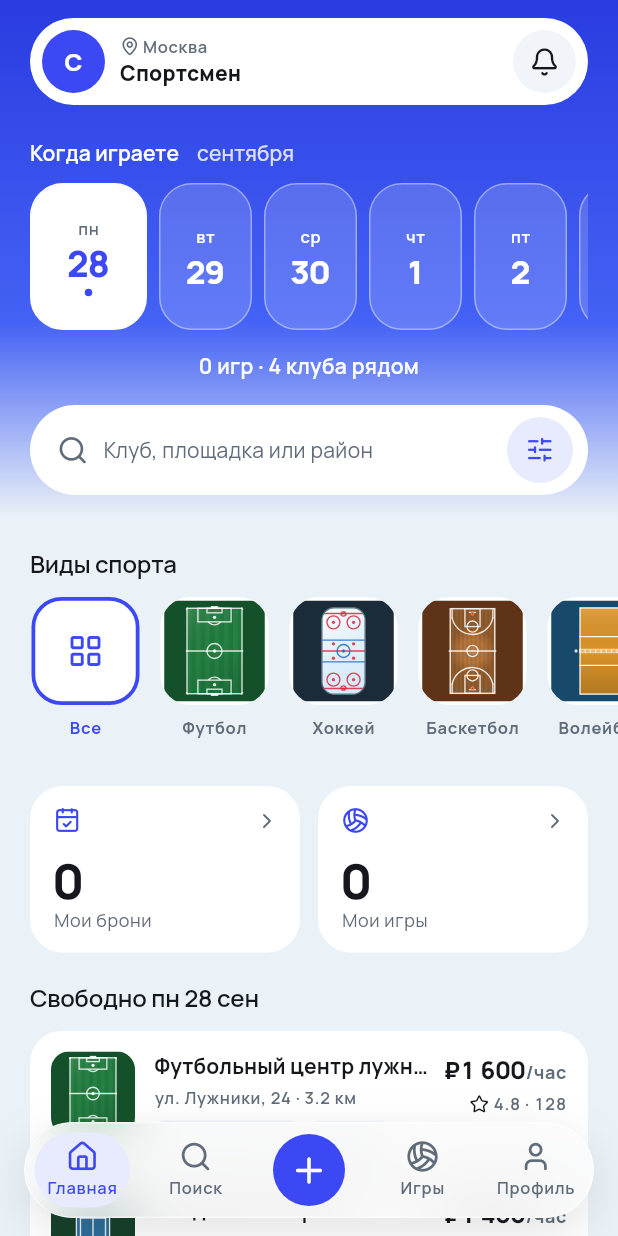
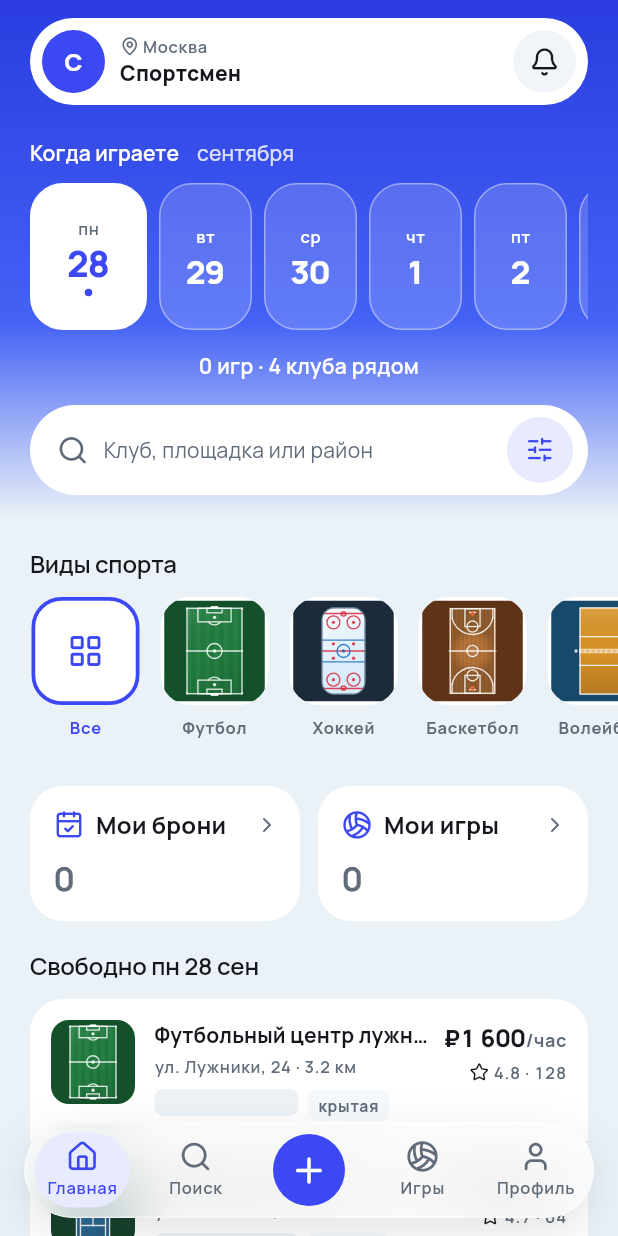
Before and after one commit to Cubleon/SportVenueApp, a Flutter app: the MainShell screen opened by its route, on a phone screen of 412 x 824 dp. Run offline on Flutter 3.47's test engine with Material 3 defaults, Android fonts, the phone set to English and light mode, and no system bars; our stand-ins replace flutter_secure_storage, go_router; missing offline and left inert: maplibre; accounts and stored records are empty; network calls fail.

Commit message:
ui: «мои брони» reads as its name, not as its count
The card led with the number set in headlineMedium and put «Мои брони»
under it in the smallest type on the screen, which made the name read as
a caption to the figure. It is the other way round: a card that opens
«мои брони» answers "what is this" long before "how many".

The name now sits beside its mark at title weight, and the count follows
it, smaller and muted.

Co-Authored-By: Claude Opus 5 <noreply@anthropic.com>
Claude-Session: https://claude.ai/code/session_01TRhzv8qYN7udE6VwUQJWdd

```diff
--- a/lib/src/screens/home_screen.dart
+++ b/lib/src/screens/home_screen.dart
@@ -940,29 +940,37 @@ class _MineCard extends StatelessWidget {
       child: AppCard(
         onTap: onTap,
         padding: const EdgeInsets.fromLTRB(16, 14, 14, 14),
+        // The name of the thing leads, beside its mark; the number follows
+        // it. A card that opens «мои брони» is answering "what is this" long
+        // before "how many", and the count set large made the label read as
+        // its caption.
         child: Column(
           crossAxisAlignment: CrossAxisAlignment.start,
           children: [
             Row(
               children: [
-                Icon(icon, size: 18, color: colors.accent),
-                const Spacer(),
+                Icon(icon, size: 20, color: colors.accent),
+                const SizedBox(width: 8),
+                Expanded(
+                  child: Text(
+                    label,
+                    maxLines: 1,
+                    overflow: TextOverflow.ellipsis,
+                    style: context.text.titleMedium?.copyWith(
+                      fontWeight: FontWeight.w700,
+                    ),
+                  ),
+                ),
+                const SizedBox(width: 4),
                 Icon(AppIcons.chevronRight, size: 16, color: colors.dim),
               ],
             ),
-            SizedBox(height: context.scaled(14, max: 1.3)),
+            SizedBox(height: context.scaled(10, max: 1.3)),
             Text(
               '$count',
               style: AppTheme.numeric(
-                context.text.headlineMedium,
-              ).copyWith(color: colors.ink),
-            ),
-            const SizedBox(height: 2),
-            Text(
-              label,
-              maxLines: 1,
-              overflow: TextOverflow.ellipsis,
-              style: context.text.bodySmall?.copyWith(color: colors.muted),
+                context.text.titleLarge,
+              ).copyWith(color: colors.muted, fontWeight: FontWeight.w700),
             ),
           ],
         ),
```
Also changed, not shown: 2 other files.
